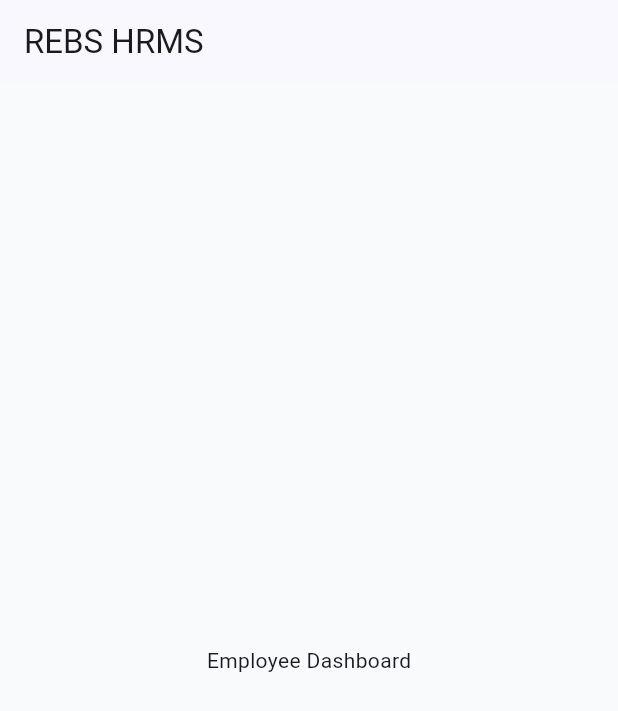
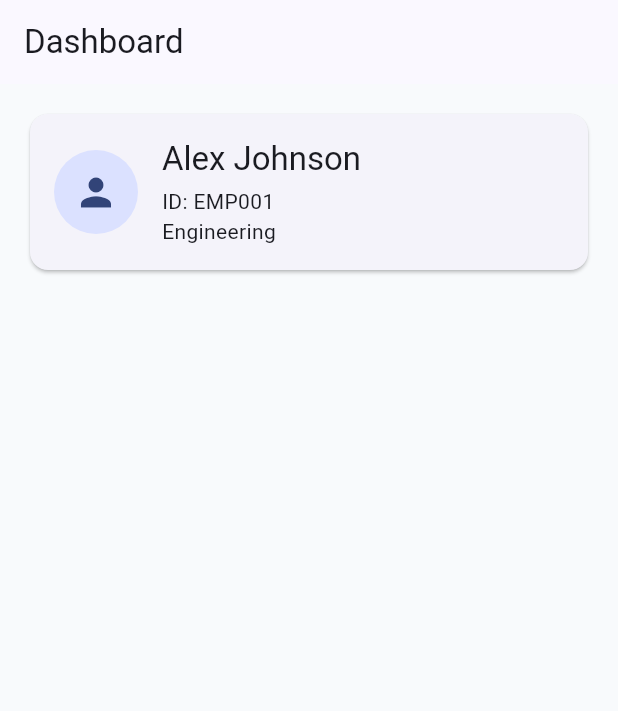
Before and after one commit to Safalks11/rebs-hrms-flutter-assignment, a Flutter app: the screen it shows after launch, on a phone screen of 412 x 824 dp. Shown: the top 711 px of the screen. Run offline on Flutter 3.47's test engine with Material 3 defaults, Android fonts, the phone set to English and light mode, and no system bars; our stand-ins replace get.

Commit message:
add employee summary card

```diff
--- a/lib/app/routes/app_pages.dart
+++ b/lib/app/routes/app_pages.dart
@@ -1,7 +1,7 @@
 import 'package:get/get.dart';
 import 'package:rebs_hrms_assignment/app/routes/app_routes.dart';
-import 'package:rebs_hrms_assignment/features/attendance/presentation/bindings/dashboard_binding.dart';
-import 'package:rebs_hrms_assignment/features/attendance/presentation/screens/dashboard_screen.dart';
+import 'package:rebs_hrms_assignment/features/dashboard/bindings/dashboard_binding.dart';
+import 'package:rebs_hrms_assignment/features/dashboard/views/dashboard_view.dart';
 
 class AppPages {
   static final pages = <GetPage>[
--- a/lib/features/attendance/presentation/controllers/dashboard_controller.dart
+++ /dev/null
@@ -1,3 +0,0 @@
-import 'package:get/get.dart';
-
-class DashboardController extends GetxController {}
--- a/lib/features/attendance/presentation/screens/dashboard_screen.dart
+++ /dev/null
@@ -1,15 +0,0 @@
-import 'package:flutter/material.dart';
-import 'package:get/get.dart';
-import 'package:rebs_hrms_assignment/features/attendance/presentation/controllers/dashboard_controller.dart';
-
-class DashboardScreen extends GetView<DashboardController> {
-  const DashboardScreen({super.key});
-
-  @override
-  Widget build(BuildContext context) {
-    return Scaffold(
-      appBar: AppBar(title: Text('REBS HRMS')),
-      body: const Center(child: Text('Employee Dashboard')),
-    );
-  }
-}
--- a/lib/features/attendance/presentation/bindings/dashboard_binding.dart
+++ b/lib/features/dashboard/bindings/dashboard_binding.dart
@@ -1,5 +1,5 @@
 import 'package:get/get.dart';
-import 'package:rebs_hrms_assignment/features/attendance/presentation/controllers/dashboard_controller.dart';
+import 'package:rebs_hrms_assignment/features/dashboard/controllers/dashboard_controller.dart';
 
 class DashboardBinding extends Bindings {
   @override
--- /dev/null
+++ b/lib/features/dashboard/controllers/dashboard_controller.dart
@@ -0,0 +1,10 @@
+import 'package:get/get.dart';
+import 'package:rebs_hrms_assignment/features/dashboard/models/employee_model.dart';
+
+class DashboardController extends GetxController {
+  final EmployeeModel employee = const EmployeeModel(
+    id: 'EMP001',
+    name: 'Alex Johnson',
+    department: 'Engineering',
+  );
+}
--- /dev/null
+++ b/lib/features/dashboard/models/employee_model.dart
@@ -0,0 +1,11 @@
+class EmployeeModel {
+  final String id;
+  final String name;
+  final String department;
+
+  const EmployeeModel({
+    required this.id,
+    required this.name,
+    required this.department,
+  });
+}
--- /dev/null
+++ b/lib/features/dashboard/views/dashboard_view.dart
@@ -0,0 +1,21 @@
+import 'package:flutter/material.dart';
+import 'package:get/get.dart';
+import 'package:rebs_hrms_assignment/features/dashboard/controllers/dashboard_controller.dart';
+import 'package:rebs_hrms_assignment/features/dashboard/widgets/employee_card.dart';
+
+class DashboardScreen extends GetView<DashboardController> {
+  const DashboardScreen({super.key});
+
+  @override
+  Widget build(BuildContext context) {
+    return Scaffold(
+      appBar: AppBar(title: Text('Dashboard')),
+      body: SingleChildScrollView(
+        child: Padding(
+          padding: const EdgeInsets.all(16),
+          child: EmployeeCard(employee: controller.employee),
+        ),
+      ),
+    );
+  }
+}
--- /dev/null
+++ b/lib/features/dashboard/widgets/employee_card.dart
@@ -0,0 +1,38 @@
+import 'package:flutter/material.dart';
+
+import '../models/employee_model.dart';
+
+class EmployeeCard extends StatelessWidget {
+  final EmployeeModel employee;
+
+  const EmployeeCard({super.key, required this.employee});
+
+  @override
+  Widget build(BuildContext context) {
+    return Card(
+      child: Padding(
+        padding: const EdgeInsets.all(16),
+        child: Row(
+          children: [
+            const CircleAvatar(radius: 28, child: Icon(Icons.person, size: 30)),
+            const SizedBox(width: 16),
+            Expanded(
+              child: Column(
+                crossAxisAlignment: CrossAxisAlignment.start,
+                children: [
+                  Text(
+                    employee.name,
+                    style: Theme.of(context).textTheme.titleLarge,
+                  ),
+                  const SizedBox(height: 4),
+                  Text('ID: ${employee.id}'),
+                  Text(employee.department),
+                ],
+              ),
+            ),
+          ],
+        ),
+      ),
+    );
+  }
+}
```
